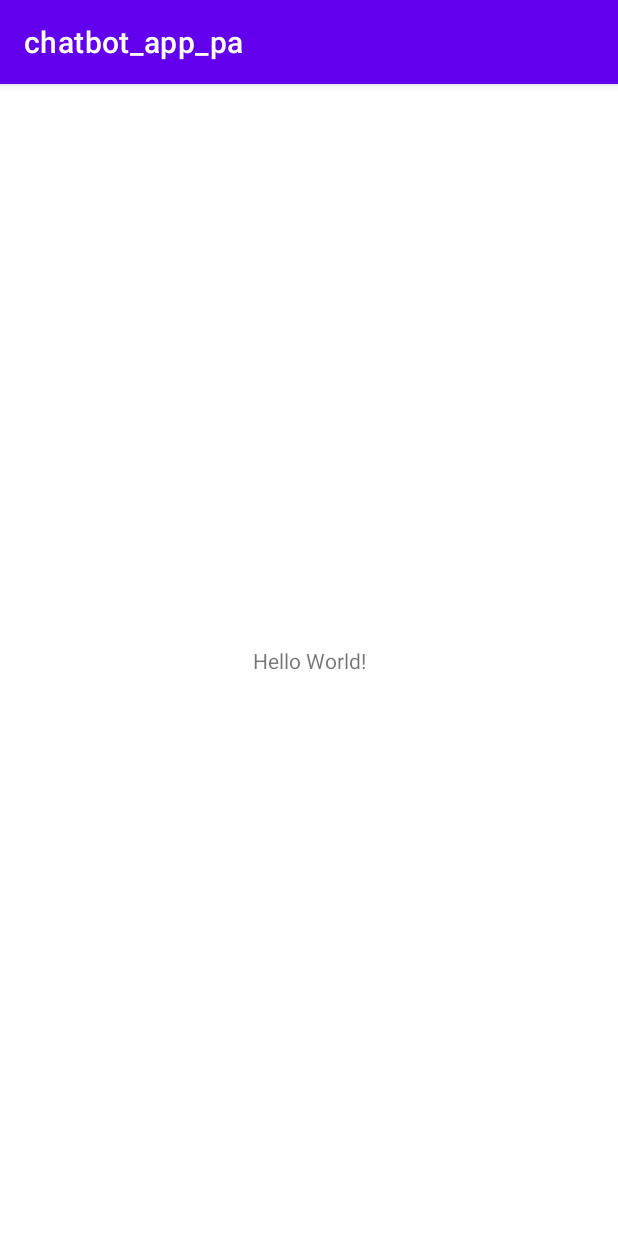
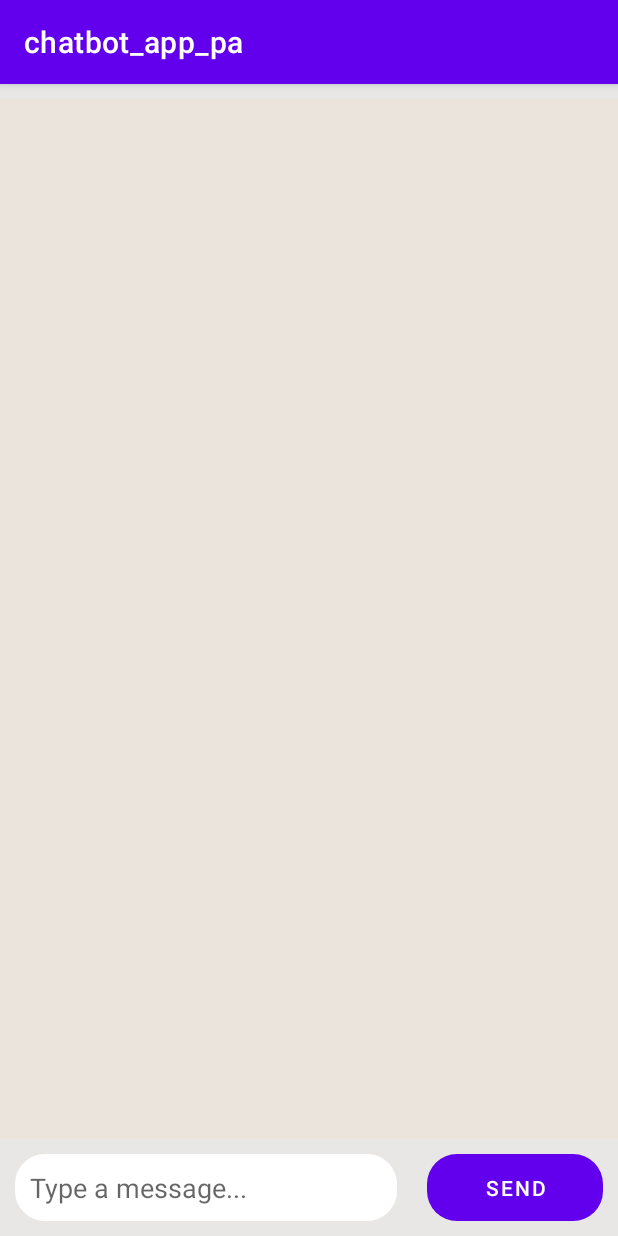
Before and after one commit to Muqorrobin22/chatbot-with-kotlin-and-python, an Android app: the screen it shows after launch (MainActivity), on a phone screen of 412 x 824 dp. Run offline under Robolectric (Android 15) with nearby library versions, the phone set to English and light mode, and no system bars.

Commit message:
UI Done for chatbot.

```diff
--- /dev/null
+++ b/app/src/main/res/drawable/receive_round_box.xml
@@ -0,0 +1,5 @@
+<?xml version="1.0" encoding="utf-8"?>
+<shape xmlns:android="http://schemas.android.com/apk/res/android">
+    <corners android:topLeftRadius="0dp" android:topRightRadius="20dp"
+        android:bottomLeftRadius="20dp" android:bottomRightRadius="20dp"/>
+</shape>
--- /dev/null
+++ b/app/src/main/res/drawable/round_button.xml
@@ -0,0 +1,4 @@
+<?xml version="1.0" encoding="utf-8"?>
+<shape xmlns:android="http://schemas.android.com/apk/res/android">
+    <corners android:radius="20dp" />
+</shape>
--- /dev/null
+++ b/app/src/main/res/drawable/send_round_box.xml
@@ -0,0 +1,6 @@
+<?xml version="1.0" encoding="utf-8"?>
+<shape xmlns:android="http://schemas.android.com/apk/res/android">
+    <corners android:topLeftRadius="20dp" android:topRightRadius="20dp"
+        android:bottomLeftRadius="20dp" android:bottomRightRadius="0dp"/>
+
+</shape>
--- a/app/src/main/res/layout/activity_main.xml
+++ b/app/src/main/res/layout/activity_main.xml
@@ -1,18 +1,60 @@
 <?xml version="1.0" encoding="utf-8"?>
-<androidx.constraintlayout.widget.ConstraintLayout xmlns:android="http://schemas.android.com/apk/res/android"
+<RelativeLayout xmlns:android="http://schemas.android.com/apk/res/android"
     xmlns:app="http://schemas.android.com/apk/res-auto"
     xmlns:tools="http://schemas.android.com/tools"
     android:layout_width="match_parent"
     android:layout_height="match_parent"
     tools:context=".MainActivity">
 
-    <TextView
-        android:layout_width="wrap_content"
+
+    <LinearLayout
+        android:id="@+id/ll_layout_bar"
+        android:layout_width="match_parent"
         android:layout_height="wrap_content"
-        android:text="Hello World!"
-        app:layout_constraintBottom_toBottomOf="parent"
-        app:layout_constraintEnd_toEndOf="parent"
-        app:layout_constraintStart_toStartOf="parent"
-        app:layout_constraintTop_toTopOf="parent" />
+        android:layout_alignParentBottom="true"
+        android:background="#6FCAC8C6"
+        android:orientation="horizontal">
 
-</androidx.constraintlayout.widget.ConstraintLayout>
+        <EditText
+            android:id="@+id/et_message"
+            android:inputType="textShortMessage"
+            android:layout_width="match_parent"
+            android:layout_height="wrap_content"
+            android:layout_margin="10dp"
+            android:layout_weight=".5"
+            android:background="@drawable/round_button"
+            android:backgroundTint="@android:color/white"
+            android:hint="Type a message..."
+            android:padding="10dp"
+            android:singleLine="true" />
+
+        <Button
+            android:id="@+id/btn_send"
+            android:layout_width="match_parent"
+            android:layout_height="match_parent"
+            android:layout_margin="10dp"
+            android:layout_weight="1"
+            android:background="@drawable/round_button"
+            android:backgroundTint="#26A69A"
+            android:text="Send"
+            android:textColor="@android:color/white" />
+
+    </LinearLayout>
+
+    <androidx.recyclerview.widget.RecyclerView
+        android:id="@+id/rv_messages"
+        android:layout_width="match_parent"
+        android:layout_height="match_parent"
+        android:layout_above="@id/ll_layout_bar"
+        android:layout_below="@+id/dark_divider"
+        android:background="@color/colorBackground"
+        tools:itemCount="20"
+        tools:listitem="@layout/message_item" />
+    <View
+        android:layout_width="match_parent"
+        android:layout_height="10dp"
+        android:background="#6FCAC8C6"
+        android:id="@+id/dark_divider"/>
+
+
+</RelativeLayout>
--- a/app/src/main/res/values/colors.xml
+++ b/app/src/main/res/values/colors.xml
@@ -7,4 +7,8 @@
     <color name="teal_700">#FF018786</color>
     <color name="black">#FF000000</color>
     <color name="white">#FFFFFFFF</color>
+    <color name="colorPrimary">#32BEA6</color>
+    <color name="colorPrimaryDark">#151515</color>
+    <color name="colorAccent">#3D3E40</color>
+    <color name="colorBackground">#EBE4DC</color>
 </resources>
```
Also changed, not shown: app/src/main/res/layout/message_item.xml (added, +34 -0 lines), app/src/main/res/values/styles.xml (added, +29 -0 lines).
